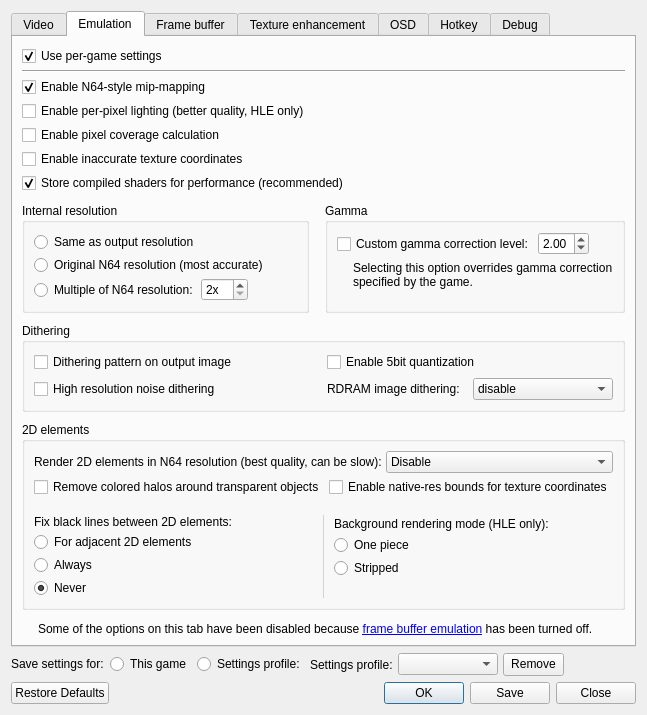
This is src/GLideNUI/configDialog.ui in gonetz/GLideN64 as Qt 5 draws it before an edit. The edited form follows.
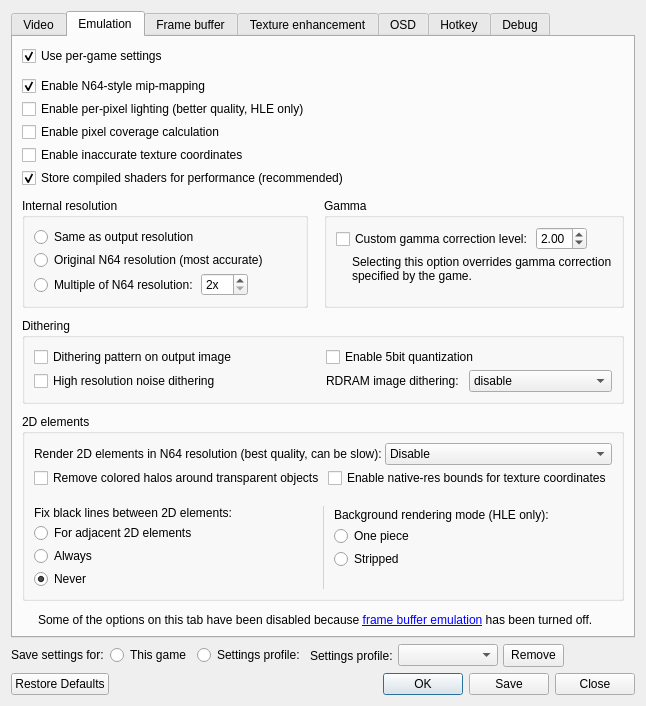
This is the edited form. The open tabs and pages were chosen to show the change. Icons and pictures are not drawn.

Commit message: Make Settings UI Window Even More Compact

```diff
--- a/src/GLideNUI/configDialog.ui
+++ b/src/GLideNUI/configDialog.ui
@@ -1030,11 +1030,30 @@
        </property>
        <item>
         <layout class="QVBoxLayout" name="verticalLayout_30">
+         <item>
+          <widget class="QCheckBox" name="customSettingsCheckBox">
+           <property name="sizePolicy">
+            <sizepolicy hsizetype="Preferred" vsizetype="Fixed">
+             <horstretch>0</horstretch>
+             <verstretch>0</verstretch>
+            </sizepolicy>
+           </property>
+           <property name="toolTip">
+            <string>&lt;html&gt;&lt;head/&gt;&lt;body&gt;&lt;p&gt;When enabled, all non-default values of settings are stored individually for each game.&lt;/p&gt;&lt;p&gt;When a game is running, settings are displayed and saved for the currently running game.&lt;/p&gt;&lt;p&gt;&lt;span style=&quot; font-weight:600;&quot;&gt;Note:&lt;/span&gt; GLideN64 already contains settings for the optimal performance of most games. Be careful when altering options on 'Emulation' and 'Frame buffer' tab.&lt;/p&gt;&lt;p&gt;[Recommended: &lt;span style=&quot; font-style:italic;&quot;&gt;Checked&lt;/span&gt;]&lt;/p&gt;&lt;/body&gt;&lt;/html&gt;</string>
+           </property>
+           <property name="text">
+            <string>Use per-game settings</string>
+           </property>
+           <property name="checked">
+            <bool>true</bool>
+           </property>
+          </widget>
+         </item>
          <item>
           <widget class="QFrame" name="emulationOptionsFrame">
            <layout class="QVBoxLayout" name="verticalLayout_47">
             <property name="spacing">
-             <number>4</number>
+             <number>3</number>
             </property>
             <property name="leftMargin">
              <number>0</number>
@@ -1048,32 +1067,6 @@
             <property name="bottomMargin">
              <number>0</number>
             </property>
-            <item>
-             <widget class="QCheckBox" name="customSettingsCheckBox">
-              <property name="sizePolicy">
-               <sizepolicy hsizetype="Preferred" vsizetype="Fixed">
-                <horstretch>0</horstretch>
-                <verstretch>0</verstretch>
-               </sizepolicy>
-              </property>
-              <property name="toolTip">
-               <string>&lt;html&gt;&lt;head/&gt;&lt;body&gt;&lt;p&gt;When enabled, all non-default values of settings are stored individually for each game.&lt;/p&gt;&lt;p&gt;When a game is running, settings are displayed and saved for the currently running game.&lt;/p&gt;&lt;p&gt;&lt;span style=&quot; font-weight:600;&quot;&gt;Note:&lt;/span&gt; GLideN64 already contains settings for the optimal performance of most games. Be careful when altering options on 'Emulation' and 'Frame buffer' tab.&lt;/p&gt;&lt;p&gt;[Recommended: &lt;span style=&quot; font-style:italic;&quot;&gt;Checked&lt;/span&gt;]&lt;/p&gt;&lt;/body&gt;&lt;/html&gt;</string>
-              </property>
-              <property name="text">
-               <string>Use per-game settings</string>
-              </property>
-              <property name="checked">
-               <bool>true</bool>
-              </property>
-             </widget>
-            </item>
-            <item>
-             <widget class="Line" name="line_3">
-              <property name="orientation">
-               <enum>Qt::Horizontal</enum>
-              </property>
-             </widget>
-            </item>
             <item>
              <widget class="QCheckBox" name="emulateLodCheckBox">
               <property name="sizePolicy">
@@ -1236,7 +1229,7 @@
              </property>
              <layout class="QVBoxLayout" name="verticalLayout_15">
               <property name="spacing">
-               <number>4</number>
+               <number>3</number>
               </property>
               <item>
                <layout class="QHBoxLayout" name="horizontalLayout_12">
@@ -1369,6 +1362,9 @@
             <string>Dithering</string>
            </property>
            <layout class="QGridLayout" name="gridLayout_6">
+            <property name="verticalSpacing">
+             <number>3</number>
+            </property>
             <item row="0" column="1">
              <widget class="QCheckBox" name="ditheringQuantizationCheckBox">
               <property name="toolTip">
@@ -1455,7 +1451,7 @@
             <item>
              <layout class="QVBoxLayout" name="verticalLayout_31">
               <property name="spacing">
-               <number>4</number>
+               <number>3</number>
               </property>
               <property name="leftMargin">
                <number>0</number>
```
